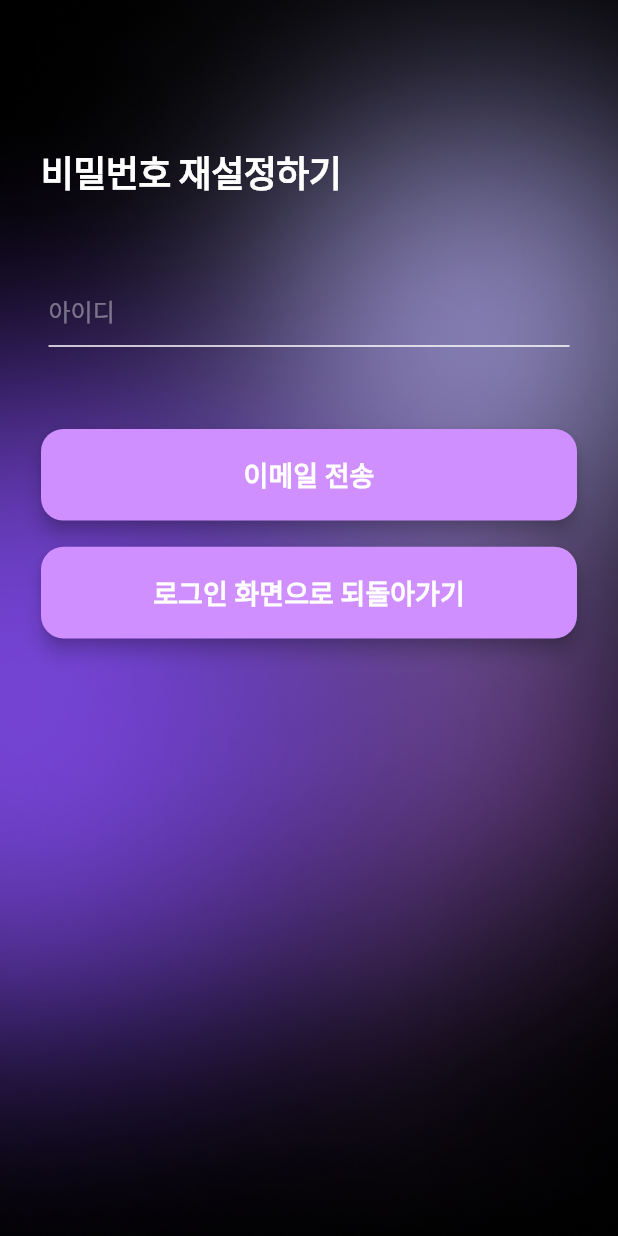
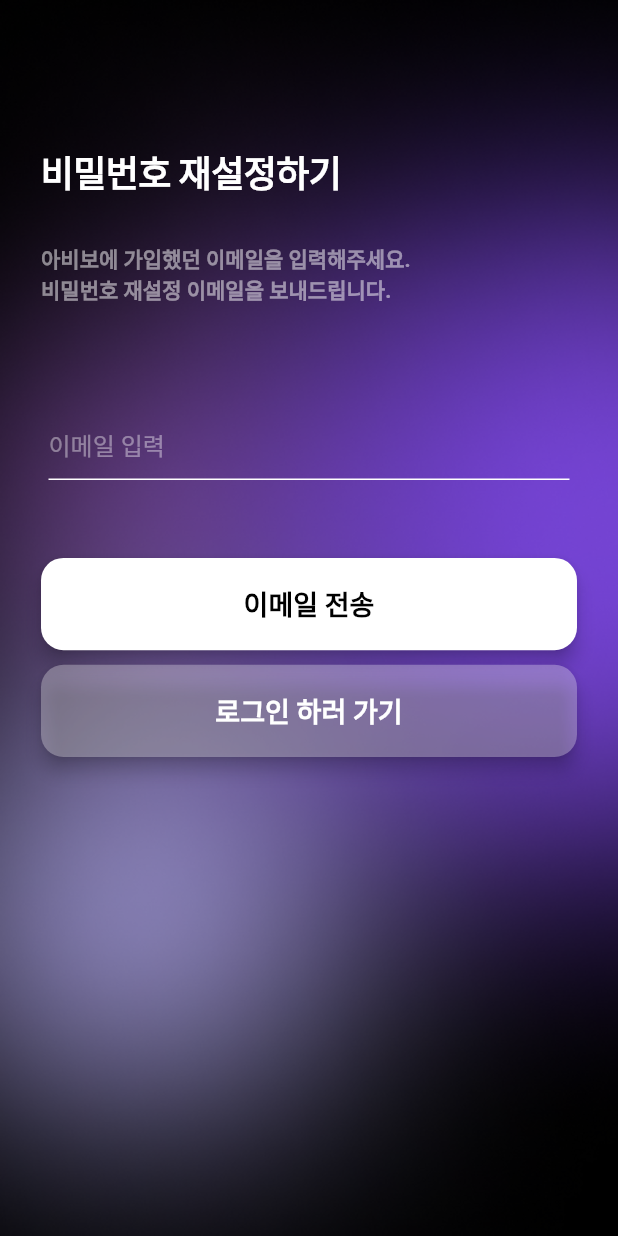
Before and after one commit to abibo-flutter/abibo, a Flutter app: the ResetPWScreen screen opened directly, on a phone screen of 412 x 824 dp. Run offline on Flutter 3.47's test engine with Material 2 defaults, Android fonts, the phone set to English and light mode, and no system bars; our stand-ins replace firebase_auth, firebase_core, get; accounts and stored records are empty; Roboto replaces fonts that are missing (Pretendard).

Commit message:
resetpw screen

```diff
--- a/lib/screens/resetpw_screen.dart
+++ b/lib/screens/resetpw_screen.dart
@@ -39,7 +39,7 @@ class _ResetPWScreenState extends State<ResetPWScreen> {
             decoration: const BoxDecoration(
               image: DecorationImage(
                 image: AssetImage(
-                    'assets/images/login_screen.png'), // 배경화면으로 사용할 이미지 경로
+                    'assets/images/signup_screen.png'), // 배경화면으로 사용할 이미지 경로
                 fit: BoxFit.cover, // 이미지를 컨테이너에 맞게 조절하여 채우도록 설정
               ),
             ),
@@ -64,7 +64,23 @@ class _ResetPWScreenState extends State<ResetPWScreen> {
                         ],
                       ),
                       SizedBox(
-                        height: screenHeight / 844 * 58,
+                        height: screenHeight / 844 * 32,
+                      ),
+                      Row(
+                        mainAxisAlignment: MainAxisAlignment.start,
+                        children: [
+                          Text(
+                            '아비보에 가입했던 이메일을 입력해주세요.\n비밀번호 재설정 이메일을 보내드립니다.',
+                            style: TextStyle(
+                              color: Colors.white.withOpacity(0.5),
+                              fontFamily: 'Pretendard',
+                              fontWeight: FontWeight.bold,
+                            ),
+                          ),
+                        ],
+                      ),
+                      SizedBox(
+                        height: screenHeight / 844 * 84,
                       ),
                       Container(
                         margin: const EdgeInsets.all(5),
@@ -72,14 +88,15 @@ class _ResetPWScreenState extends State<ResetPWScreen> {
                           crossAxisAlignment: CrossAxisAlignment.start,
                           children: [
                             SizedBox(
-                              height: screenHeight / 844 * 40,
+                              height: screenHeight / 844 * 30,
                               child: TextField(
                                 style: const TextStyle(
                                     color: Colors.white), // 입력 중 텍스트 스타일
                                 decoration: InputDecoration(
-                                  hintText: '아이디',
+                                  hintText: '이메일 입력',
                                   hintStyle: TextStyle(
                                     color: Colors.white.withOpacity(0.4),
+                                    fontFamily: 'Pretendard',
                                   ),
                                   filled: false,
                                   enabledBorder: const UnderlineInputBorder(
@@ -100,11 +117,11 @@ class _ResetPWScreenState extends State<ResetPWScreen> {
                         ),
                       ),
                       SizedBox(
-                        height: screenHeight / 944 * 57,
+                        height: screenHeight / 844 * 48,
                       ),
                       SizedBox(
                         width: double.infinity,
-                        height: screenHeight / 944 * 70,
+                        height: screenHeight / 844 * 63,
                         child: ElevatedButton(
                           onPressed: () async {
                             try {
@@ -130,7 +147,7 @@ class _ResetPWScreenState extends State<ResetPWScreen> {
                             }
                           },
                           style: ElevatedButton.styleFrom(
-                            backgroundColor: const Color(0xFFD08FFF),
+                            backgroundColor: Colors.white,
                             shape: RoundedRectangleBorder(
                               borderRadius: BorderRadius.circular(15),
                             ),
@@ -139,36 +156,38 @@ class _ResetPWScreenState extends State<ResetPWScreen> {
                           child: const Text(
                             "이메일 전송",
                             style: TextStyle(
-                              color: Colors.white,
+                              color: Colors.black,
                               fontSize: 18,
                               fontWeight: FontWeight.bold,
+                              fontFamily: 'Pretendard',
                             ),
                           ),
                         ),
                       ),
                       SizedBox(
-                        height: screenHeight / 944 * 20,
+                        height: screenHeight / 844 * 10,
                       ),
                       SizedBox(
                         width: double.infinity,
-                        height: screenHeight / 944 * 70,
+                        height: screenHeight / 844 * 63,
                         child: ElevatedButton(
                           onPressed: () {
                             navigateToLoginScreen();
                           },
                           style: ElevatedButton.styleFrom(
-                            backgroundColor: const Color(0xFFD08FFF),
+                            backgroundColor: Colors.white30,
                             shape: RoundedRectangleBorder(
                               borderRadius: BorderRadius.circular(15),
                             ),
                             elevation: 5,
                           ),
                           child: const Text(
-                            "로그인 화면으로 되돌아가기",
+                            "로그인 하러 가기",
                             style: TextStyle(
                               color: Colors.white,
                               fontSize: 18,
                               fontWeight: FontWeight.bold,
+                              fontFamily: 'Pretendard',
                             ),
                           ),
                         ),
--- a/lib/screens/signup_screen.dart
+++ b/lib/screens/signup_screen.dart
@@ -39,7 +39,7 @@ class _SignupScreenState extends State<SignupScreen> {
             decoration: const BoxDecoration(
               image: DecorationImage(
                 image: AssetImage(
-                    'assets/images/login_screen.png'), // 배경화면으로 사용할 이미지 경로
+                    'assets/images/signup_screen.png'), // 배경화면으로 사용할 이미지 경로
                 fit: BoxFit.cover, // 이미지를 컨테이너에 맞게 조절하여 채우도록 설정
               ),
             ),
```
Also changed, not shown: assets/images/signup_screen.png (added).
